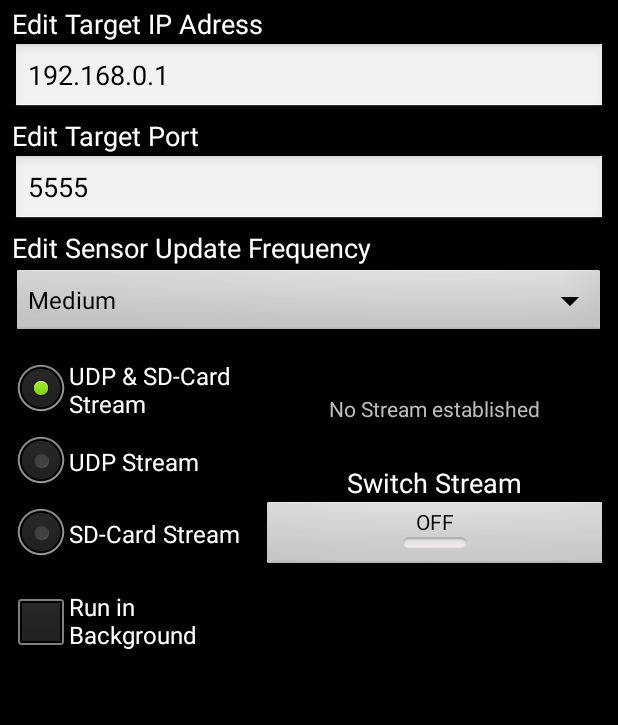
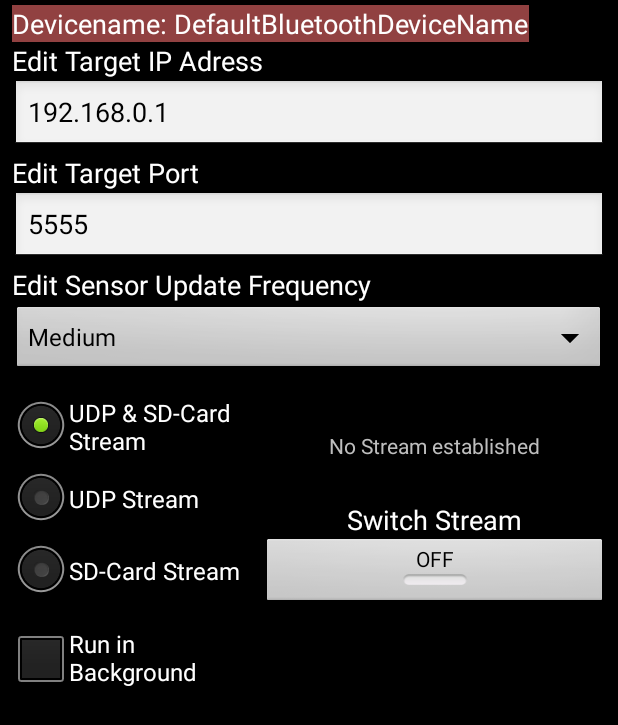
Before and after one commit to alexschultze/Smartphone_IMU_GPS, an Android app: the PreferencesActivity screen opened directly, with no data from a screen before it, on a phone screen of 412 x 824 dp. Shown: the top 725 px of the screen. Run offline under Robolectric (Android 15) with nearby library versions, the phone set to English and light mode, and no system bars.

Commit message:
-include deviceName as identifier in filename and as first UDP package

```diff
--- a/app/build.gradle
+++ b/app/build.gradle
@@ -19,6 +19,7 @@ android {
 }
 
 dependencies {
+    //implementation('com.jaredrummler:android-device-names:2.1.0')
     //compile 'com.android.support:support-v4:18.0.0'
     //compile files('libs/sensorsimulator-lib-2.0-rc1.jar')
 }
--- a/app/src/main/AndroidManifest.xml
+++ b/app/src/main/AndroidManifest.xml
@@ -7,6 +7,9 @@
     <uses-sdk
         android:minSdkVersion="10"
         android:targetSdkVersion="32" />
+
+    <uses-permission android:name="android.permission.BLUETOOTH" />
+    <uses-permission android:name="android.permission.BLUETOOTH_CONNECT" />
     <uses-permission android:name="android.permission.INTERNET"/>
     <uses-permission android:name="android.permission.ACCESS_NETWORK_STATE"/>
     <uses-permission android:name="android.permission.ACCESS_WIFI_STATE"/>
--- a/app/src/main/java/de/lorenz_fenster/sensorstreamgps/PreferencesActivity.java
+++ b/app/src/main/java/de/lorenz_fenster/sensorstreamgps/PreferencesActivity.java
@@ -8,6 +8,7 @@ import java.net.UnknownHostException;
 import java.util.Calendar;
 import java.util.Locale;
 
+import android.bluetooth.BluetoothAdapter;
 import android.hardware.Sensor;
 import android.hardware.SensorEvent;
 import android.hardware.SensorEventListener;
@@ -20,6 +21,7 @@ import android.content.DialogInterface;
 import android.net.ConnectivityManager;
 import android.os.Bundle;
 import android.os.StrictMode;
+import android.util.Log;
 import android.view.LayoutInflater;
 import android.view.View;
 import android.view.ViewGroup;
@@ -35,6 +37,7 @@ import android.widget.RadioButton;
 import android.widget.RadioGroup;
 import android.widget.Spinner;
 import android.widget.TextView;
+import android.widget.Toast;
 import android.widget.ToggleButton;
 import android.app.AlertDialog.Builder;
 import de.lorenz_fenster.sensorstreamgps.R;
@@ -108,6 +111,8 @@ public class PreferencesActivity extends Activity implements  OnItemSelectedList
     private double mPreTime = 0;
     private static final double mMaxSecDiff = 0.5; // max time diff between gyro and acc.
     private static final double NS2S = 1.0f / 1000000000.0f; // nanosec to sec
+
+	private String mDeviceName;
 
     private int mCounter = 0;
     private int mScreenDelay = 15;
@@ -559,6 +564,17 @@ public class PreferencesActivity extends Activity implements  OnItemSelectedList
         mSendingState				= (TextView)		findViewById(R.id.Sending_State);
 
 
+
+		BluetoothAdapter myDevice = BluetoothAdapter.getDefaultAdapter();
+		mDeviceName = myDevice.getName();
+		Log.i("deviceName", mDeviceName);
+		Toast.makeText(getApplicationContext(),"Device Name \n"+mDeviceName,Toast.LENGTH_SHORT).show();
+
+		TextView msg = findViewById(R.id.Info_Devicename);
+		msg.setText("Devicename: "+mDeviceName);
+
+
+
         mSpinner = (Spinner) findViewById(R.id.spinner1);
         // Create an ArrayAdapter using the string array and a default spinner layout
         ArrayAdapter<CharSequence> adapter = ArrayAdapter.createFromResource(this,
@@ -828,6 +844,8 @@ public class PreferencesActivity extends Activity implements  OnItemSelectedList
         	return false;
         }
 
+		new UDPThread("0,name,"+ mDeviceName ).send();
+		new UDPThread("0,time,"+ (String.valueOf(System.currentTimeMillis())) ).send();
         return true;
 
 
@@ -1070,7 +1088,7 @@ public class PreferencesActivity extends Activity implements  OnItemSelectedList
 
 
 			mSD_Card_Dialog_EditText = (EditText) layout.findViewById(R.id.EditText_Sd_Card_Dialog);
-			mSD_Card_Filename = "mystream";
+			mSD_Card_Filename = "log_"+mDeviceName+"_";
 			Calendar cal = Calendar.getInstance();
 			mSD_Card_Dialog_EditText.setText(mSD_Card_Filename + "_" + String.valueOf(1+cal.get(Calendar.MONTH)) + "_" + cal.get(Calendar.DAY_OF_MONTH) + "_" + cal.get(Calendar.HOUR_OF_DAY) + "_" + cal.get(Calendar.MINUTE)+ "_" + cal.get(Calendar.SECOND));
 
--- a/app/src/main/res/layout/preferences_layout.xml
+++ b/app/src/main/res/layout/preferences_layout.xml
@@ -15,9 +15,18 @@
         android:paddingTop="3dp" >
 
         <TextView
+            android:id="@+id/Info_Devicename"
+            android:layout_width="wrap_content"
+            android:layout_height="wrap_content"
+            android:text="Devicename: "
+            android:background="#914141"
+            android:textAppearance="?android:attr/textAppearanceMedium" />
+
+        <TextView
             android:id="@+id/Edit_IP_Adress"
             android:layout_width="wrap_content"
             android:layout_height="wrap_content"
+            android:layout_below="@id/Info_Devicename"
             android:text="@string/Edit_Target_Adress"
             android:textAppearance="?android:attr/textAppearanceMedium" />
 
```
Also changed, not shown: app/src/main/java/de/lorenz_fenster/sensorstreamgps/SensorStreamActivity.java (+42 -14 lines), gradle.properties (added, +16 -0 lines), 5 other files.
